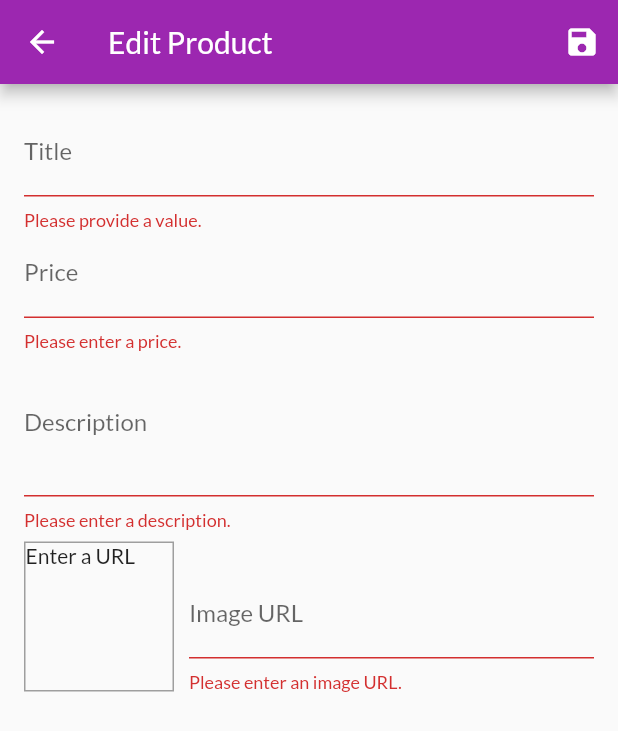
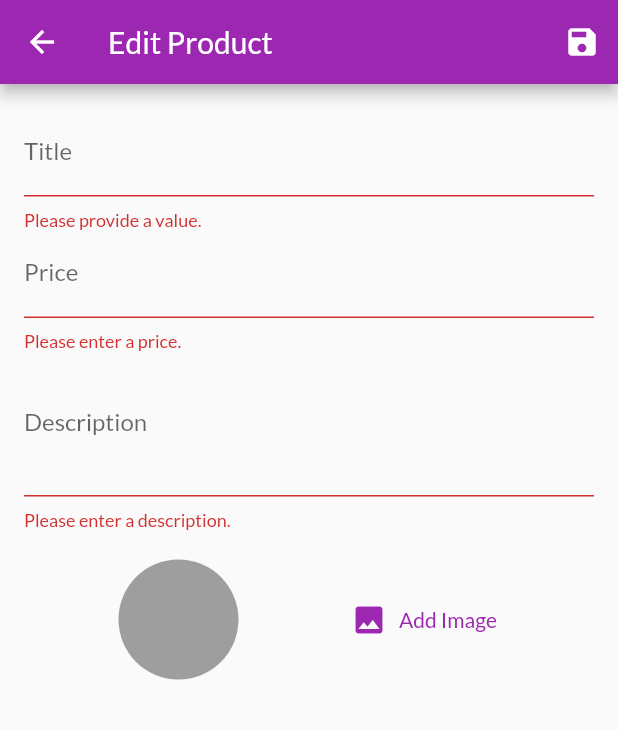
Before and after one commit to Richie1000/vigorGen-User, a Flutter app: the EditProductScreen screen opened by its route, after a tap on the "save" icon, on a phone screen of 412 x 824 dp. Shown: the top 731 px of the screen. Run offline on Flutter 3.47's test engine with Material 2 defaults, Android fonts, the phone set to English and light mode, and no system bars; our stand-ins replace firebase_core, firebase_storage, flutter_spinkit, flutter_staggered_animations, image_picker, shared_preferences; accounts and stored records are empty.

Commit message:
Allowed uploading of pictures when adding new products

```diff
--- a/lib/providers/auth.dart
+++ b/lib/providers/auth.dart
@@ -32,8 +32,8 @@ class Auth with ChangeNotifier {
 
   Future<void> _authenticate(
       String email, String password, String urlSegment) async {
-    final url =
-        'https://identitytoolkit.googleapis.com/v1/accounts:$urlSegment?key=AIzaSyBSCyDq_1t6N7GPj74ZObVi4FkyfuYCKts';
+    final Uri url =
+        Uri.parse('https://identitytoolkit.googleapis.com/v1/accounts:$urlSegment?key=AIzaSyBSCyDq_1t6N7GPj74ZObVi4FkyfuYCKts');
     try {
       final response = await http.post(
         url,
--- a/lib/providers/orders.dart
+++ b/lib/providers/orders.dart
@@ -31,7 +31,7 @@ class Orders with ChangeNotifier {
   }
 
   Future<void> fetchAndSetOrders() async {
-    final url = 'https://shop-app-d00fc-default-rtdb.firebaseio.com/orders/$userId.json?auth=$authToken';
+    final Uri url = Uri.parse('https://shop-app-d00fc-default-rtdb.firebaseio.com/orders/$userId.json?auth=$authToken');
     final response = await http.get(url);
     final List<OrderItem> loadedOrders = [];
     final extractedData = json.decode(response.body) as Map<String, dynamic>;
@@ -62,7 +62,7 @@ class Orders with ChangeNotifier {
   }
 
   Future<void> addOrder(List<CartItem> cartProducts, double total) async {
-    final url = 'https://shop-app-d00fc-default-rtdb.firebaseio.com/orders/$userId.json?auth=$authToken';
+    final Uri url = Uri.parse('https://shop-app-d00fc-default-rtdb.firebaseio.com/orders/$userId.json?auth=$authToken');
     final timestamp = DateTime.now();
     final response = await http.post(
       url,
--- a/lib/providers/product.dart
+++ b/lib/providers/product.dart
@@ -8,7 +8,7 @@ class Product with ChangeNotifier {
   final String title;
   final String description;
   final double price;
-  final String imageUrl;
+  String imageUrl;
   bool isFavorite;
 
   Product({
@@ -29,8 +29,8 @@ class Product with ChangeNotifier {
     final oldStatus = isFavorite;
     isFavorite = !isFavorite;
     notifyListeners();
-    final url =
-        'https://shop-app-d00fc-default-rtdb.firebaseio.com/$userId/$id.json?auth=$token';
+    final Uri url =
+        Uri.parse('https://shop-app-d00fc-default-rtdb.firebaseio.com/$userId/$id.json?auth=$token');
     try {
       final response = await http.put(
         url,
--- a/lib/screens/edit_product_screen.dart
+++ b/lib/screens/edit_product_screen.dart
@@ -1,11 +1,13 @@
-
-import  'dart:io';
+import 'dart:io';
 
 import 'package:flutter/material.dart';
+import 'package:image_picker/image_picker.dart';
 import 'package:provider/provider.dart';
+import 'package:firebase_storage/firebase_storage.dart';
 
 import '../providers/product.dart';
 import '../providers/products.dart';
+import '../widgets/image_picker.dart';
 
 class EditProductScreen extends StatefulWidget {
   static const routeName = '/edit-product';
@@ -15,13 +17,12 @@ class EditProductScreen extends StatefulWidget {
 }
 
 class _EditProductScreenState extends State<EditProductScreen> {
-
   final _priceFocusNode = FocusNode();
   final _descriptionFocusNode = FocusNode();
   final _imageUrlController = TextEditingController();
   final _imageUrlFocusNode = FocusNode();
   final _form = GlobalKey<FormState>();
-  File _pickedImage;
+  XFile _pickedImage;
   var _editedProduct = Product(
     id: null,
     title: '',
@@ -38,10 +39,9 @@ class _EditProductScreenState extends State<EditProductScreen> {
   var _isInit = true;
   var _isLoading = false;
 
-  void _selectImage(File pickedImage) {
+  void _selectImage(XFile pickedImage) {
     _pickedImage = pickedImage;
   }
-
 
   @override
   void initState() {
@@ -50,7 +50,7 @@ class _EditProductScreenState extends State<EditProductScreen> {
   }
 
   @override
-  void didChangeDependencies() {
+  void didChangeDependencies() async{
     if (_isInit) {
       final productId = ModalRoute.of(context).settings.arguments as String;
       if (productId != null) {
@@ -63,7 +63,18 @@ class _EditProductScreenState extends State<EditProductScreen> {
           // 'imageUrl': _editedProduct.imageUrl,
           'imageUrl': '',
         };
-        _imageUrlController.text = _editedProduct.imageUrl;
+        final ref = FirebaseStorage.instance
+            .ref()
+            .child('user_image')
+            .child(DateTime.now().toIso8601String() + '.jpg');
+
+        //manipulating ref to a future so as to await it
+        final File newFile = File(_pickedImage.path);
+        await ref.putFile(newFile);
+
+        //getting image url to work on
+        final url = await ref.getDownloadURL();
+        _imageUrlController.text = url;
       }
     }
     _isInit = false;
@@ -107,6 +118,19 @@ class _EditProductScreenState extends State<EditProductScreen> {
           .updateProduct(_editedProduct.id, _editedProduct);
     } else {
       try {
+        final ref = FirebaseStorage.instance
+            .ref()
+            .child('user_image')
+            .child(DateTime.now().toIso8601String() + '.jpg');
+
+        //manipulating ref to a future so as to await it
+       final File newFile = File(_pickedImage.path);
+        await ref.putFile(newFile);
+
+        //getting image url to work on
+        final url = await ref.getDownloadURL();
+        _imageUrlController.text = url;
+        _editedProduct.imageUrl =url;
         await Provider.of<Products>(context, listen: false)
             .addProduct(_editedProduct);
       } catch (error) {
@@ -243,70 +267,52 @@ class _EditProductScreenState extends State<EditProductScreen> {
                         );
                       },
                     ),
+                    SizedBox(
+                      height: 20
+                    ),
                     Row(
-                      crossAxisAlignment: CrossAxisAlignment.end,
+                        //crossAxisAlignment: CrossAxisAlignment.end,
                         children: <Widget>[
-                        Container(
-                          width: 100,
-                          height: 100,
-                          margin: EdgeInsets.only(
-                            top: 8,
-                            right: 10,
-                          ),
-                          decoration: BoxDecoration(
-                            border: Border.all(
-                              width: 1,
-                              color: Colors.grey,
-                            ),
-                          ),
-                          child: _imageUrlController.text.isEmpty
-                              ? Text('Enter a URL')
-                              : FittedBox(
-                                  child: Image.network(
-                                    _imageUrlController.text,
-                                    fit: BoxFit.cover,
-                                  ),
-                                ),
-                        ),
-                        Expanded(
-                          child: TextFormField(
-                            decoration: InputDecoration(labelText: 'Image URL'),
-                            keyboardType: TextInputType.url,
-                            textInputAction: TextInputAction.done,
-                            controller: _imageUrlController,
-                            focusNode: _imageUrlFocusNode,
-                            onFieldSubmitted: (_) {
-                              _saveForm();
-                            },
-                            validator: (value) {
-                              if (value.isEmpty) {
-                                return 'Please enter an image URL.';
-                              }
-                              if (!value.startsWith('http') &&
-                                  !value.startsWith('https')) {
-                                return 'Please enter a valid URL.';
-                              }
-                              if (!value.endsWith('.png') &&
-                                  !value.endsWith('.jpg') &&
-                                  !value.endsWith('.jpeg')) {
-                                return 'Please enter a valid image URL.';
-                              }
-                              return null;
-                            },
-                            onSaved: (value) {
-                              _editedProduct = Product(
-                                title: _editedProduct.title,
-                                price: _editedProduct.price,
-                                description: _editedProduct.description,
-                                imageUrl: value,
-                                id: _editedProduct.id,
-                                isFavorite: _editedProduct.isFavorite,
-                              );
-                            },
-                          ),
-                        ),
-                      ],
-                    ),
+                          Container(child: UserImagePicker(_selectImage ) )
+                        ]),
+
+                    // Expanded(
+                    //   child: TextFormField(
+                    //     decoration: InputDecoration(labelText: 'Image URL'),
+                    //     keyboardType: TextInputType.url,
+                    //     textInputAction: TextInputAction.done,
+                    //     controller: _imageUrlController,
+                    //     focusNode: _imageUrlFocusNode,
+                    //     onFieldSubmitted: (_) {
+                    //       _saveForm();
+                    //     },
+                    //     validator: (value) {
+                    //       if (value.isEmpty) {
+                    //         return 'Please enter an image URL.';
+                    //       }
+                    //       if (!value.startsWith('http') &&
+                    //           !value.startsWith('https')) {
+                    //         return 'Please enter a valid URL.';
+                    //       }
+                    //       if (!value.endsWith('.png') &&
+                    //           !value.endsWith('.jpg') &&
+                    //           !value.endsWith('.jpeg')) {
+                    //         return 'Please enter a valid image URL.';
+                    //       }
+                    //       return null;
+                    //     },
+                    //     onSaved: (value) {
+                    //       _editedProduct = Product(
+                    //         title: _editedProduct.title,
+                    //         price: _editedProduct.price,
+                    //         description: _editedProduct.description,
+                    //         imageUrl: value,
+                    //         id: _editedProduct.id,
+                    //         isFavorite: _editedProduct.isFavorite,
+                    //       );
+                    //     },
+                    //   ),
+                    // ),
                   ],
                 ),
               ),
--- a/lib/widgets/image_picker.dart
+++ b/lib/widgets/image_picker.dart
@@ -6,7 +6,7 @@ import 'package:image_picker/image_picker.dart';
 class UserImagePicker extends StatefulWidget {
   UserImagePicker(this.imagePickFn);
 
-  final void Function(File pickedImage) imagePickFn;
+  final void Function(XFile pickedImage) imagePickFn;
 
   @override
   _UserImagePickerState createState() => _UserImagePickerState();
@@ -14,21 +14,24 @@ class UserImagePicker extends StatefulWidget {
 
 class _UserImagePickerState extends State<UserImagePicker> {
   File _pickedImage;
+  final ImagePicker _picker = ImagePicker();
 
   void _pickImageFromCamera() async {
-    final File pickedImageFile =
-        (await ImagePicker.pickImage(source: ImageSource.gallery));
+    final XFile pickedImageFile =
+        (await ImagePicker().pickImage(source: ImageSource.camera));
+    final File file = File(pickedImageFile.path);
     setState(() {
-      _pickedImage = pickedImageFile;
+      _pickedImage = file;
     });
     widget.imagePickFn(pickedImageFile);
   }
 
   void _pickImageFromGallery() async {
-    final File pickedImageFile =
-        (await ImagePicker.pickImage(source: ImageSource.gallery));
+    final XFile pickedImageFile =
+        (await ImagePicker().pickImage(source: ImageSource.gallery));
+    final File file = File(pickedImageFile.path);
     setState(() {
-      _pickedImage = pickedImageFile;
+      _pickedImage = file;
     });
     widget.imagePickFn(pickedImageFile);
   }
@@ -39,9 +42,9 @@ class _UserImagePickerState extends State<UserImagePicker> {
         builder: (ctx) => AlertDialog(
               title: Text("Pick Image From"),
               actions: [
-                TextButton(onPressed: () {}, child: Text("Camera")),
+                TextButton(onPressed: _pickImageFromCamera, child: Text("Camera")),
                 TextButton(
-                  onPressed: () {},
+                  onPressed: _pickImageFromGallery,
                   child: Text("Gallery"),
                 )
               ],
@@ -50,14 +53,19 @@ class _UserImagePickerState extends State<UserImagePicker> {
 
   @override
   Widget build(BuildContext context) {
-    return Column(
+    return Container(
+      //width: double.infinity,
+      child: Row(
+      mainAxisAlignment: MainAxisAlignment.spaceEvenly,
       children: <Widget>[
-        CircleAvatar(
+        Container(
+          width: MediaQuery.of(context).size.width/2,
+          child: CircleAvatar(
           radius: 40,
           backgroundColor: Colors.grey,
           backgroundImage:
-              _pickedImage != null ? FileImage(_pickedImage) : null,
-        ),
+              _pickedImage != null ? FileImage(_pickedImage as File) : null,
+        ),),
         FlatButton.icon(
           textColor: Theme.of(context).primaryColor,
           onPressed: _showPrompt,
@@ -65,6 +73,6 @@ class _UserImagePickerState extends State<UserImagePicker> {
           label: Text('Add Image'),
         ),
       ],
-    );
+    ));
   }
 }
```
Also changed, not shown: lib/providers/products.dart (+7 -6 lines), pubspec.yaml (+6 -6 lines), pubspec.lock, 1 other file. Lines whose indentation alone changed are shown as unchanged.
